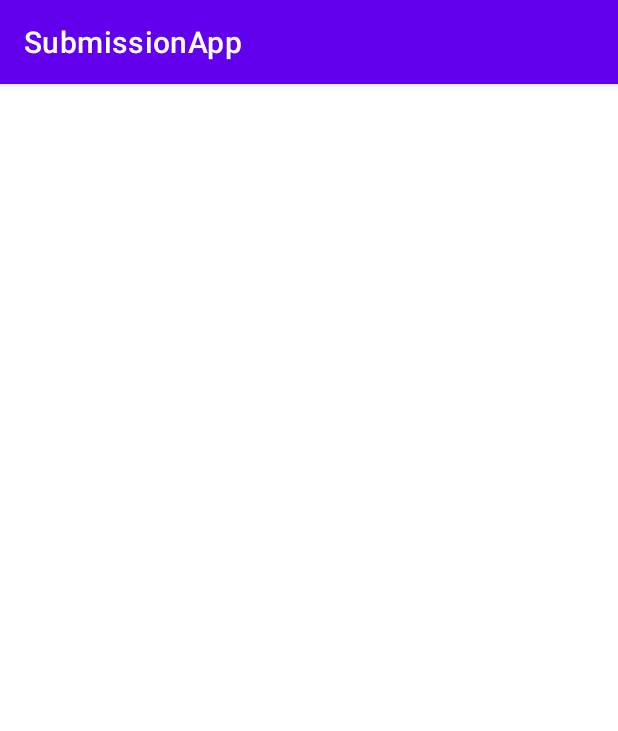
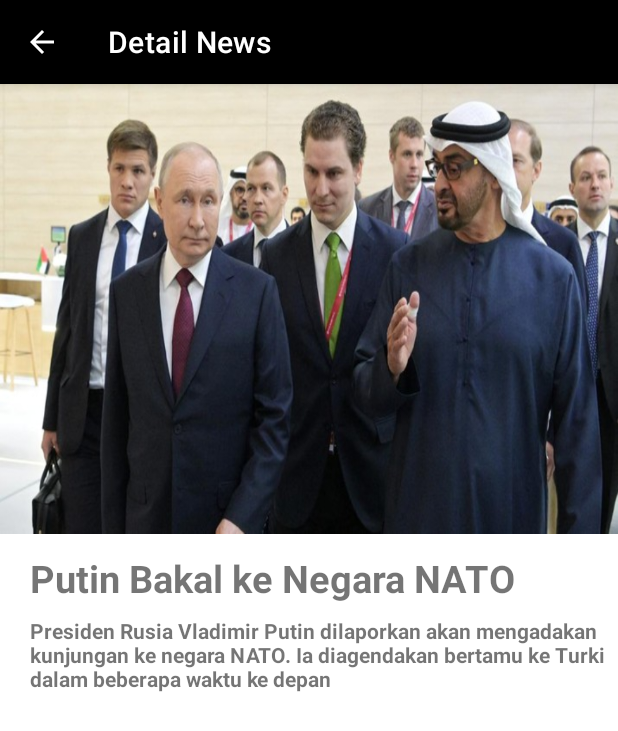
Before and after one commit to HarizahSyawal/DicodingSubmissionAndroid, an Android app: the DetailNewsActivity screen opened directly, with no data from a screen before it, on a phone screen of 412 x 824 dp. Shown: the top 731 px of the screen. Run offline under Robolectric (Android 15) with nearby library versions, the phone set to English and light mode, and no system bars.

Commit message:
Update 21 JUN 2023
- About
- Details news whenever list clicked
- Back Action Button
- Change Appbar color

```diff
--- a/app/src/main/java/com/example/submissionapp/DetailNewsActivity.java
+++ b/app/src/main/java/com/example/submissionapp/DetailNewsActivity.java
@@ -2,13 +2,44 @@ package com.example.submissionapp;
 
 import androidx.appcompat.app.AppCompatActivity;
 
+import android.graphics.drawable.ColorDrawable;
 import android.os.Bundle;
+import android.widget.ImageView;
+import android.widget.TextView;
+
+import com.bumptech.glide.Glide;
+import com.example.submissionapp.model.News;
 
 public class DetailNewsActivity extends AppCompatActivity {
+    public static final String ITEM_EXTRA = "item_extra";
 
     @Override
     protected void onCreate(Bundle savedInstanceState) {
         super.onCreate(savedInstanceState);
         setContentView(R.layout.activity_detail_news);
+
+        getSupportActionBar().setBackgroundDrawable(new ColorDrawable(getResources().getColor(R.color.black)));
+
+        ImageView imgNews = findViewById(R.id.imgNews);
+        TextView tvNewsName = findViewById(R.id.tvNewsName);
+        TextView tvNewsDetail = findViewById(R.id.tvNewsDetail);
+
+        News news = getIntent().getParcelableExtra(ITEM_EXTRA);
+        if(news != null){
+            Glide.with(this)
+                    .load(news.getPhoto())
+                    .into(imgNews);
+            tvNewsName.setText(news.getName());
+            tvNewsDetail.setText(news.getDetail());
+        }
+        if(getSupportActionBar() != null){
+            getSupportActionBar().setTitle("Detail News");
+            getSupportActionBar().setDisplayHomeAsUpEnabled(true);
+        }
+    }
+    @Override
+    public boolean onSupportNavigateUp(){
+        finish();
+        return true;
     }
 }
--- a/app/src/main/java/com/example/submissionapp/NewsDetails.java
+++ /dev/null
@@ -1,4 +0,0 @@
-package com.example.submissionapp;
-
-public class NewsDetails {
-}
--- a/app/src/main/java/com/example/submissionapp/ProfileActivity.java
+++ b/app/src/main/java/com/example/submissionapp/ProfileActivity.java
@@ -2,6 +2,7 @@ package com.example.submissionapp;
 
 import androidx.appcompat.app.AppCompatActivity;
 
+import android.graphics.drawable.ColorDrawable;
 import android.os.Bundle;
 import android.widget.ImageView;
 import android.widget.TextView;
@@ -12,6 +13,10 @@ public class ProfileActivity extends AppCompatActivity {
     protected void onCreate(Bundle savedInstanceState) {
         super.onCreate(savedInstanceState);
         setContentView(R.layout.activity_profile);
+
+        getSupportActionBar().setDisplayHomeAsUpEnabled(true);
+        getSupportActionBar().setTitle("About");
+        getSupportActionBar().setBackgroundDrawable(new ColorDrawable(getResources().getColor(R.color.black)));
 
         ImageView profileImage = findViewById(R.id.profileImage);
         TextView nameTextView = findViewById(R.id.nameTextView);
--- a/app/src/main/res/layout/activity_detail_news.xml
+++ b/app/src/main/res/layout/activity_detail_news.xml
@@ -1,9 +1,36 @@
 <?xml version="1.0" encoding="utf-8"?>
-<androidx.constraintlayout.widget.ConstraintLayout xmlns:android="http://schemas.android.com/apk/res/android"
+<RelativeLayout xmlns:android="http://schemas.android.com/apk/res/android"
     xmlns:app="http://schemas.android.com/apk/res-auto"
     xmlns:tools="http://schemas.android.com/tools"
     android:layout_width="match_parent"
     android:layout_height="match_parent"
     tools:context=".DetailNewsActivity">
 
-</androidx.constraintlayout.widget.ConstraintLayout>
+    <ImageView
+        android:id="@+id/imgNews"
+        android:layout_width="450dp"
+        android:layout_height="300dp"
+        android:background="@drawable/news2"/>
+
+    <TextView
+        android:id="@+id/tvNewsName"
+        android:layout_width="match_parent"
+        android:layout_height="wrap_content"
+        android:textSize="25sp"
+        android:textStyle="bold"
+        android:layout_marginTop="312dp"
+        android:text="@string/news_name"
+        android:layout_marginLeft="20dp"/>
+
+    <TextView
+        android:id="@+id/tvNewsDetail"
+        android:layout_width="match_parent"
+        android:layout_height="wrap_content"
+        android:layout_below="@+id/tvNewsName"
+        android:layout_marginLeft="20dp"
+        android:layout_marginTop="8dp"
+        android:text="@string/detail"
+        android:textStyle="bold" />
+
+
+</RelativeLayout>
--- a/app/src/main/res/layout/activity_main.xml
+++ b/app/src/main/res/layout/activity_main.xml
@@ -15,8 +15,6 @@
         app:layout_constraintHorizontal_bias="0.49"
         app:layout_constraintStart_toStartOf="parent"
         app:layout_constraintTop_toBottomOf="@+id/textView2">
-
-
 
     </androidx.viewpager2.widget.ViewPager2>
 
--- a/app/src/main/res/values/strings.xml
+++ b/app/src/main/res/values/strings.xml
@@ -1,3 +1,5 @@
 <resources>
     <string name="app_name">SubmissionApp</string>
+    <string name="news_name">Putin Bakal ke Negara NATO</string>
+    <string name="detail">Presiden Rusia Vladimir Putin dilaporkan akan mengadakan kunjungan ke negara NATO. Ia diagendakan bertamu ke Turki dalam beberapa waktu ke depan</string>
 </resources>
```
Also changed, not shown: app/src/main/AndroidManifest.xml (+4 -3 lines), app/src/main/java/com/example/submissionapp/ListNewsAdapter.java (+17 -1 lines), app/src/main/java/com/example/submissionapp/MainActivity.java (+9 -0 lines), app/src/main/java/com/example/submissionapp/OnItemClickCallback.java (added, +7 -0 lines), app/src/main/java/com/example/submissionapp/model/News.java (+42 -1 lines).
